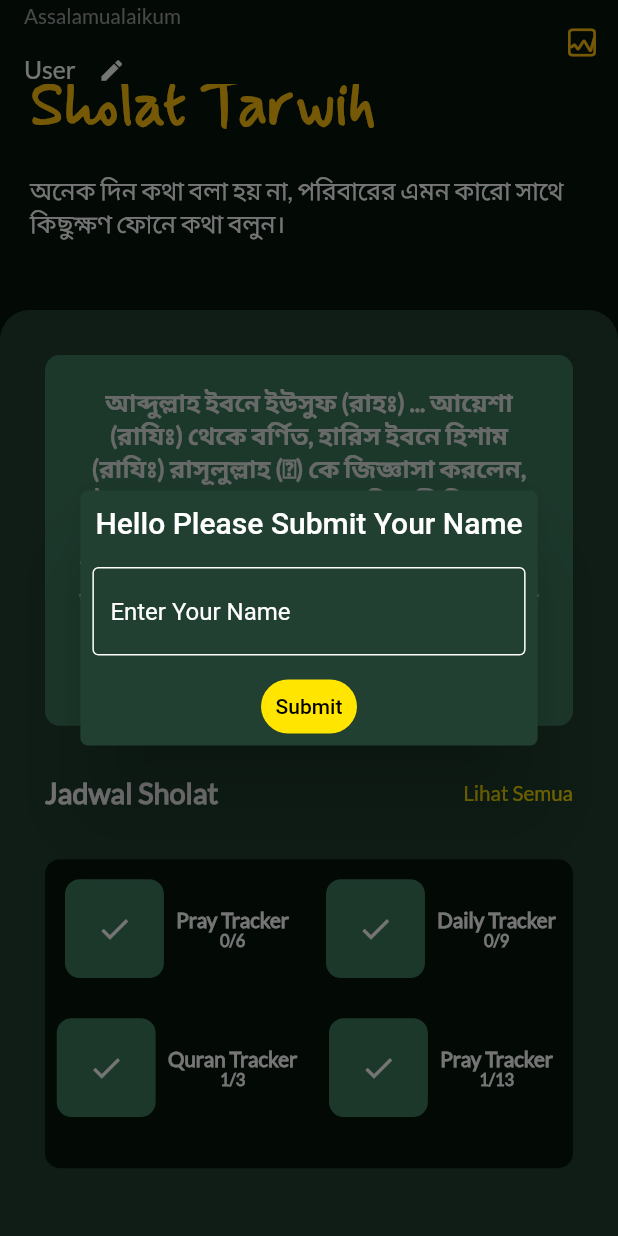
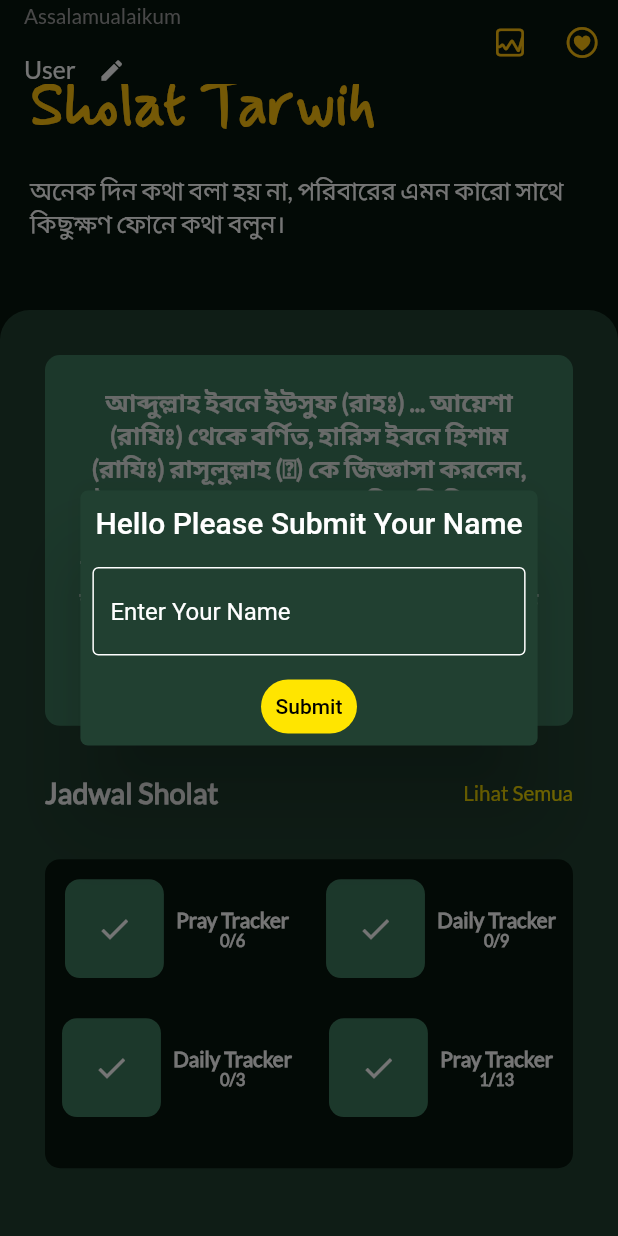
Before and after one commit to MehediHasannOvi/ramadanplanner, a Flutter app: the screen it shows after launch, scrolled down 110 dp, on a phone screen of 412 x 824 dp. Run offline on Flutter 3.47's test engine with Material 2 defaults, Android fonts, the phone set to English and light mode, and no system bars; our stand-ins replace adhan, get, hijri, hive, hive_flutter, pie_chart and 1 more; accounts and stored records are empty.

Commit message:
qurandatasubmit

```diff
--- a/lib/app/modules/home/views/home_view.dart
+++ b/lib/app/modules/home/views/home_view.dart
@@ -13,6 +13,7 @@ import '../../../data/hadis.dart';
 import '../../../routes/app_pages.dart';
 import '../../DailyTracking/controllers/daily_tracking_controller.dart';
 import '../../PrayTracker/controllers/pray_tracker_controller.dart';
+import '../../QuranTracker/controllers/quran_tracker_controller.dart';
 import '../controllers/home_controller.dart';
 
 class HomeView extends GetView<HomeController> {
@@ -74,6 +75,12 @@ class HomeView extends GetView<HomeController> {
                 },
                 icon: Icon(
                   CupertinoIcons.graph_square,
+                  color: AppColors.quinaryColor,
+                )),
+            IconButton(
+                onPressed: () {},
+                icon: Icon(
+                  CupertinoIcons.heart_circle,
                   color: AppColors.quinaryColor,
                 )),
           ],
@@ -222,8 +229,15 @@ class HomeView extends GetView<HomeController> {
                                 () => Get.toNamed(Routes.DAILY_TRACKING));
                           },
                         ),
-                        manuButton("Quran Tracker", "1/3",
-                            () => Get.toNamed(Routes.QURAN_TRACKER)),
+                        GetBuilder<QuranTrackerController>(
+                          init: QuranTrackerController(),
+                          initState: (_) {},
+                          builder: (_) {
+                            final quranData = Hive.box('quranData').length;
+                            return manuButton("Daily Tracker", "${quranData}/3",
+                                () => Get.toNamed(Routes.QURAN_TRACKER));
+                          },
+                        ),
                         manuButton("Pray Tracker", "1/13",
                             () => Get.toNamed(Routes.DAILY_TRACKING)),
                       ],
--- a/lib/main.dart
+++ b/lib/main.dart
@@ -13,6 +13,7 @@ void main() async {
    await Hive.openBox('daily');
  await Hive.openBox('user');
  await Hive.openBox('Dtrack');
+ await Hive.openBox('quranData');
   runApp(Sizer(builder: (context, orientation, deviceType) {
     return GetMaterialApp(
         title: "Application",
```
Also changed, not shown: lib/app/modules/QuranTracker/controllers/quran_tracker_controller.dart (+43 -2 lines), lib/app/modules/QuranTracker/views/quran_tracker_view.dart (+22 -4 lines).
